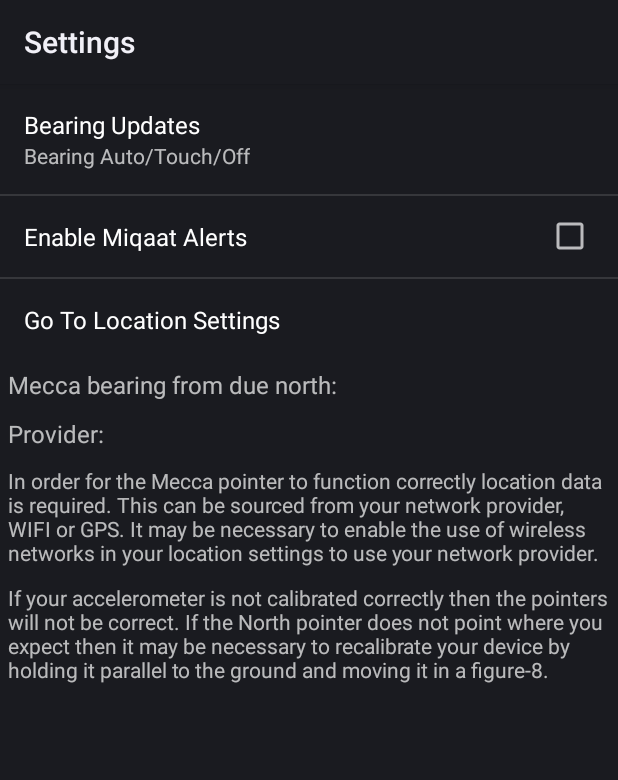
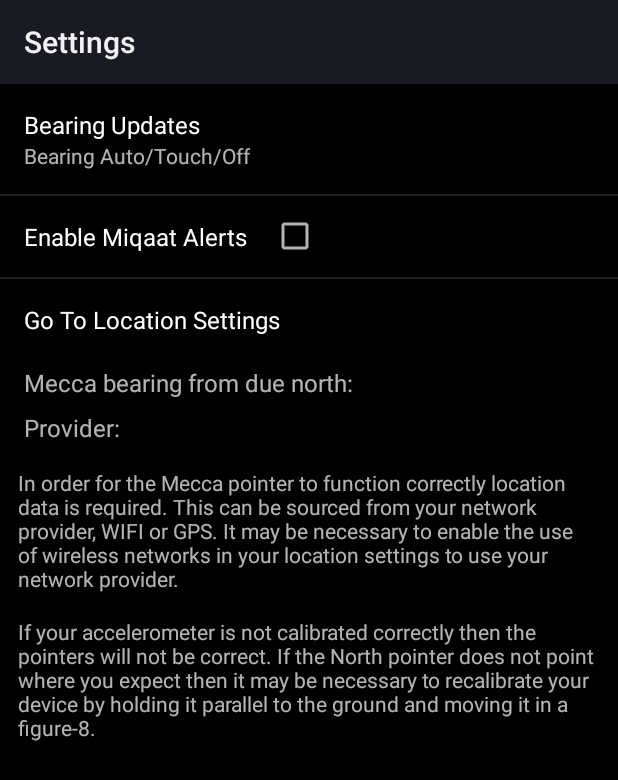
Before and after one commit to MarkMan2407/Misrical, an Android app: the BearingPrefs screen opened directly, with no data from a screen before it, on a phone screen of 412 x 824 dp. Shown: the top 780 px of the screen. Run offline under Robolectric (Android 15) with nearby library versions, the phone set to English and light mode, and no system bars; libraries missing offline, so code that uses them is left out: com.j256.ormlite.

Commit message:
Change settings to ConstraintLayout

```diff
--- a/app/build.gradle
+++ b/app/build.gradle
@@ -1,4 +1,7 @@
 apply plugin: 'com.android.application'
+apply plugin: 'com.google.gms.google-services'
+apply plugin: 'com.google.firebase.crashlytics'
+apply plugin: 'com.google.firebase.firebase-perf'
 
 android {
     compileSdkVersion 28
@@ -34,6 +37,10 @@ android {
             minifyEnabled false
             proguardFiles getDefaultProguardFile('proguard-android.txt'), 'proguard-rules.txt'
         }
+        debug {
+            applicationIdSuffix ".debug"
+            debuggable true
+        }
     }
 }
 
@@ -43,5 +50,10 @@ dependencies {
     implementation 'com.facebook.stetho:stetho:1.5.1'
 
     implementation 'androidx.room:room-runtime:2.2.3'
+    implementation 'com.google.firebase:firebase-core:17.2.2'
     annotationProcessor 'androidx.room:room-compiler:2.2.3'
+    implementation 'com.google.firebase:firebase-analytics:17.2.2'
+    implementation 'com.google.firebase:firebase-crashlytics:17.0.0-beta01'
+    implementation 'com.google.firebase:firebase-perf:19.0.5'
+    implementation 'androidx.constraintlayout:constraintlayout:2.0.0-beta4'
 }
--- a/app/src/main/java/com/squizzard/MisriCalendar/BearingPrefs.java
+++ b/app/src/main/java/com/squizzard/MisriCalendar/BearingPrefs.java
@@ -23,11 +23,11 @@ public class BearingPrefs extends PreferenceActivity{
 	protected void onCreate(Bundle savedInstanceState){
 		super.onCreate(savedInstanceState);
 		setTheme(R.style.CustomActionBarTheme);
-		setContentView(R.layout.bearinginfo);
+		setContentView(R.layout.bearing_settings_info);
 
 		addPreferencesFromResource(R.xml.settings);
-		TextView providerText = findViewById(R.id.provider);
-		TextView meccaBearingText = findViewById(R.id.meccaBearing);
+		TextView providerText = findViewById(R.id.providerValue);
+		TextView meccaBearingText = findViewById(R.id.meccaBearingValue);
 		providerText.setText(getIntent().getStringExtra("PROVIDER"));
 		meccaBearingText.setText(getIntent().getStringExtra("BEARING_TO_MECCA"));
 		Preference alertPreference = getPreferenceManager().findPreference(Attributes.MIQAATS_ALERT_PREFERENCE);
@@ -59,7 +59,7 @@ public class BearingPrefs extends PreferenceActivity{
 	public static BearingOptions getBearingMode(Context context){
 		String prefString = PreferenceManager.getDefaultSharedPreferences(context).getString("listPref", "1");//Default to first in list
 		int i = Integer.valueOf(prefString);
-		switch(i){
+		switch(i) {
 		case 1:
 			return BearingOptions.ALWAYS_ON;
 		case 2:
--- /dev/null
+++ b/app/src/main/res/layout/bearing_settings_info.xml
@@ -0,0 +1,89 @@
+<?xml version="1.0" encoding="utf-8"?>
+<androidx.constraintlayout.widget.ConstraintLayout xmlns:android="http://schemas.android.com/apk/res/android"
+	xmlns:app="http://schemas.android.com/apk/res-auto"
+	xmlns:tools="http://schemas.android.com/tools"
+	android:layout_width="wrap_content"
+	android:background="@color/black"
+	android:layout_height="match_parent">
+
+	<ListView android:id="@android:id/list" android:layout_width="fill_parent"
+		android:layout_height="wrap_content"
+		app:layout_constraintStart_toStartOf="parent"
+		app:layout_constraintTop_toTopOf="parent"/>
+
+	<TextView
+		android:id="@+id/meccaLabel"
+		android:layout_width="wrap_content"
+		android:layout_height="wrap_content"
+		android:layout_marginStart="12dp"
+		android:text="@string/settings_bearing_due_north"
+		android:padding="4dp"
+		android:textSize="16sp"
+		app:layout_constraintStart_toStartOf="parent"
+		app:layout_constraintTop_toBottomOf="@android:id/list"
+		tools:text="Mecca bearing from due north:" />
+
+	<TextView
+		android:id="@+id/meccaBearingValue"
+		android:layout_width="wrap_content"
+		android:layout_height="wrap_content"
+		android:layout_marginStart="8dp"
+		android:padding="4dp"
+		android:textSize="16sp"
+		app:layout_constraintStart_toEndOf="@+id/meccaLabel"
+		app:layout_constraintTop_toBottomOf="@android:id/list"
+		tools:text="114.0" />
+
+
+	<TextView
+		android:id="@+id/providerLabel"
+		android:layout_width="wrap_content"
+		android:layout_height="wrap_content"
+		android:padding="4dp"
+		android:layout_marginStart="12dp"
+		android:text="@string/settings_provider"
+		android:textSize="16sp"
+		app:layout_constraintStart_toStartOf="parent"
+		app:layout_constraintTop_toBottomOf="@+id/meccaLabel" />
+
+	<TextView
+		android:id="@+id/providerValue"
+		android:layout_width="wrap_content"
+		android:layout_height="wrap_content"
+		android:layout_marginStart="10dp"
+		android:padding="4dp"
+		android:textSize="16sp"
+		tools:text="Vodafone"
+		app:layout_constraintStart_toEndOf="@+id/providerLabel"
+		app:layout_constraintTop_toBottomOf="@+id/meccaLabel" />
+
+
+	<TextView
+		android:id="@+id/instructionLabelTop"
+		android:layout_width="0dp"
+		android:layout_height="wrap_content"
+		android:layout_marginStart="8dp"
+		android:layout_marginTop="8dp"
+		android:layout_marginEnd="8dp"
+		android:padding="4dp"
+		android:text="@string/tips"
+		android:textSize="14sp"
+		app:layout_constraintEnd_toEndOf="parent"
+		app:layout_constraintStart_toStartOf="parent"
+		app:layout_constraintTop_toBottomOf="@+id/providerLabel" />
+
+	<TextView
+		android:id="@+id/instructionLabelBottom"
+		android:layout_width="0dp"
+		android:layout_height="wrap_content"
+		android:layout_marginStart="8dp"
+		android:layout_marginTop="8dp"
+		android:layout_marginEnd="8dp"
+		android:padding="4dp"
+		android:text="@string/tips2"
+		android:textSize="14sp"
+		app:layout_constraintEnd_toEndOf="parent"
+		app:layout_constraintStart_toStartOf="parent"
+		app:layout_constraintTop_toBottomOf="@id/instructionLabelTop" />
+
+</androidx.constraintlayout.widget.ConstraintLayout>
--- a/app/src/main/res/layout/bearinginfo.xml
+++ /dev/null
@@ -1,59 +0,0 @@
-<?xml version="1.0" encoding="utf-8"?>
-<LinearLayout xmlns:android="http://schemas.android.com/apk/res/android"
-	android:orientation="vertical" android:layout_height="fill_parent"
-	android:layout_width="fill_parent">
-
-	<ListView android:id="@android:id/list" android:layout_width="fill_parent"
-		android:layout_height="wrap_content" />
-
-	<ScrollView
-    android:layout_width="fill_parent"
-    android:layout_height="0dp"
-    android:scrollbars="vertical"
-    android:layout_weight="1">
-    <LinearLayout
-      android:layout_width="fill_parent"
-      android:layout_height="wrap_content"
-      android:orientation="vertical">
-	<TableLayout android:id="@+id/tableLayout1"
-		android:layout_width="wrap_content" android:layout_height="wrap_content"
-		android:stretchColumns = "*" android:shrinkColumns = "*">
-		<TableRow>
-			<TextView android:padding="5dip" android:layout_height="wrap_content"
-				android:text="@string/settings_bearing_due_north" android:layout_width="wrap_content"
-				android:textSize="16sp" />
-			<TextView android:padding="3dip" android:id="@+id/meccaBearing"
-				android:layout_height="wrap_content" android:layout_width="wrap_content"
-				android:textSize="14sp" />
-		</TableRow>
-		<TableRow>
-			<TextView android:padding="5dip" android:layout_height="wrap_content"
-				android:text="@string/settings_provider" android:layout_width="wrap_content"
-				android:textSize="16sp" />
-			<TextView android:padding="5dip" android:id="@+id/provider"
-				android:layout_height="wrap_content" android:layout_width="wrap_content"
-				android:textSize="14sp" />
-		</TableRow>
-		</TableLayout>
-			<TableLayout
-		    android:layout_width="wrap_content" android:layout_height="wrap_content">
-		<TableRow>
-			<TextView android:padding="5dip" android:layout_height="wrap_content"
-				android:text="@string/tips" android:layout_width="wrap_content"
-				android:textSize="14sp" />
-			<TextView android:padding="5dip"
-				android:layout_height="wrap_content" android:layout_width="wrap_content"
-				android:textSize="14sp" />
-		</TableRow>
-		<TableRow>
-			<TextView android:padding="5dip" android:layout_height="wrap_content"
-				android:text="@string/tips2" android:layout_width="wrap_content"
-				android:textSize="14sp" />
-			<TextView android:padding="5dip" android:id="@+id/accuracy"
-				android:layout_height="wrap_content" android:layout_width="wrap_content"
-				android:textSize="14sp" />
-		</TableRow>
-	</TableLayout>
-	</LinearLayout>
-	</ScrollView>
-</LinearLayout>
--- a/app/src/main/res/values/strings.xml
+++ b/app/src/main/res/values/strings.xml
@@ -1,6 +1,6 @@
 <?xml version="1.0" encoding="utf-8"?>
 <resources>
-    <string name="app_version_string">Version 2.0</string>
+    <string name="app_version_string">Version 2.1</string>
     <string name="app_name">MisriCal</string>
     <string name="ouikka_email">ouikka@gmail.com</string>
     <string name="bearing_opt_label">Settings</string>
@@ -18,7 +18,7 @@
 
     <string name="miqaat_title">Miqaat</string>
     <string name="about_title">MisriCal from OUIKKA</string>
-    <string name="copyright_string">"Copyright \u00A9 2014 Ouikka Apps"</string>
+    <string name="copyright_string">"Copyright \u00A9 2020 Ouikka Apps"</string>
 
     <string name="miqaat_alert_preference">alerts</string>
     <string name="aboutIconDesc">Misri Icon</string>
--- a/build.gradle
+++ b/build.gradle
@@ -6,6 +6,9 @@ buildscript {
     }
     dependencies {
         classpath 'com.android.tools.build:gradle:3.5.3'
+        classpath 'com.google.gms:google-services:4.3.3'
+        classpath 'com.google.firebase:firebase-crashlytics-gradle:2.0.0-beta02'
+        classpath 'com.google.firebase:perf-plugin:1.3.1'
     }
 }
 
```
